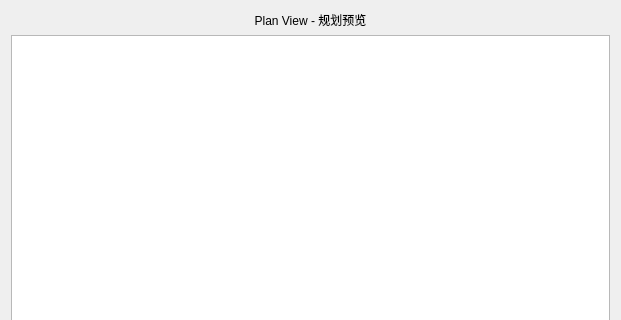
Before: the Qt Designer form app/src/qtmodules/QtPlan/Forms/QDAPlanDialog.ui in coder4869/DevAssistant, drawn with Qt 5; both pictures show x 0 to 621 and y 0 to 320 of the 621 by 528 pixel window.
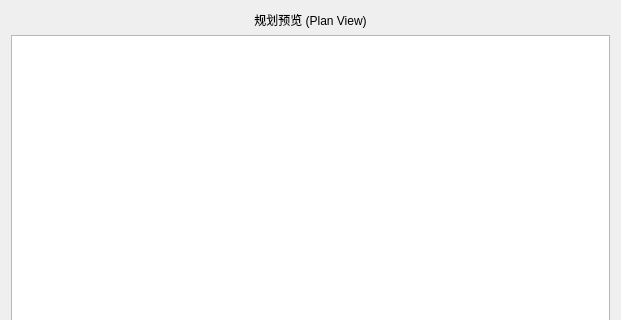
After: the same form once the commit is applied.

Patch:
```diff
--- a/app/src/qtmodules/QtPlan/Forms/QDAPlanDialog.ui
+++ b/app/src/qtmodules/QtPlan/Forms/QDAPlanDialog.ui
@@ -20,7 +20,7 @@
    <item row="0" column="0" colspan="2">
     <widget class="QLabel" name="titleLabel">
      <property name="text">
-      <string>Plan View - 规划预览</string>
+      <string>规划预览 (Plan View)</string>
      </property>
      <property name="alignment">
       <set>Qt::AlignCenter</set>
```
Left out of the diff: 2 changed lines with no effect on the pictures.
